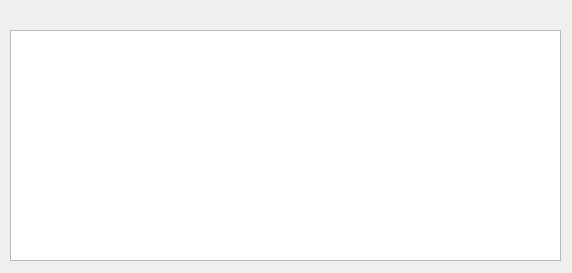
First picture: the form in src/sectionsview.ui, repository xxr0ss/CrossPE, before the edit.
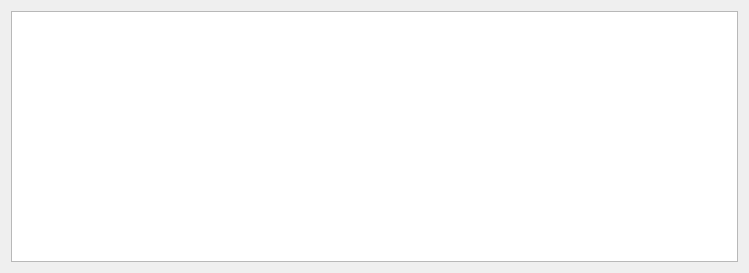
Second picture: the form after the edit.

Commit message: 表格跟随窗口进行拉伸

Patch:
```diff
--- a/src/sectionsview.ui
+++ b/src/sectionsview.ui
@@ -6,23 +6,25 @@
    <rect>
     <x>0</x>
     <y>0</y>
-    <width>572</width>
+    <width>749</width>
     <height>273</height>
    </rect>
   </property>
   <property name="windowTitle">
    <string>Sections View</string>
   </property>
+  <layout class="QGridLayout" name="gridLayout">
+   <item row="0" column="0">
   <widget class="QTableView" name="sectionsTableView">
-   <property name="geometry">
-    <rect>
-     <x>10</x>
-     <y>30</y>
-     <width>551</width>
-     <height>231</height>
-    </rect>
-   </property>
-  </widget>
+     <property name="maximumSize">
+      <size>
+       <width>3000</width>
+       <height>16777215</height>
+      </size>
+     </property>
+    </widget>
+   </item>
+  </layout>
  </widget>
  <resources/>
  <connections/>
```
Lines whose indentation alone changed are shown as unchanged. The commit also changes 1 other file.
